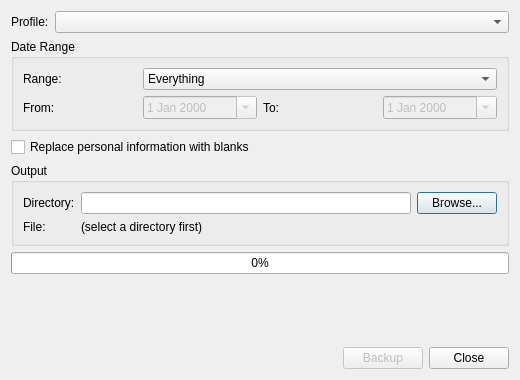
This is oscar/backupdialog.ui in tomasohara/OSCAR-SQL as Qt 5 draws it before an edit. The edited form follows.
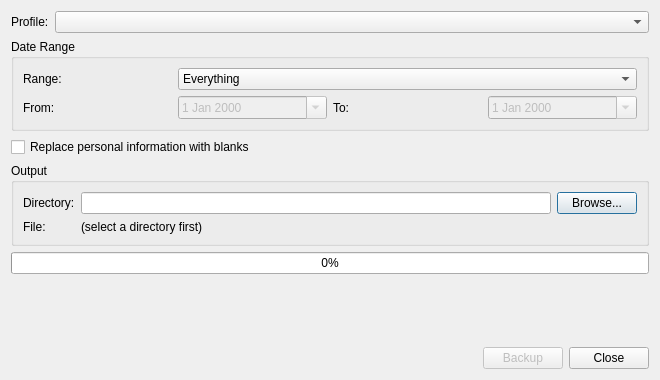
This is the edited form.

What changed in the file:
```diff
--- a/oscar/backupdialog.ui
+++ b/oscar/backupdialog.ui
@@ -6,7 +6,7 @@
    <rect>
     <x>0</x>
     <y>0</y>
-    <width>520</width>
+    <width>660</width>
     <height>380</height>
    </rect>
   </property>
```
